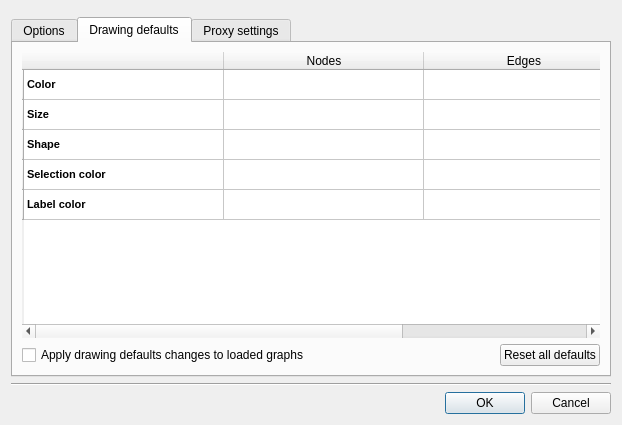
Before: the Qt Designer form software/talipot/designer/PreferencesDialog.ui in anlambert/tulip, drawn with Qt 5.
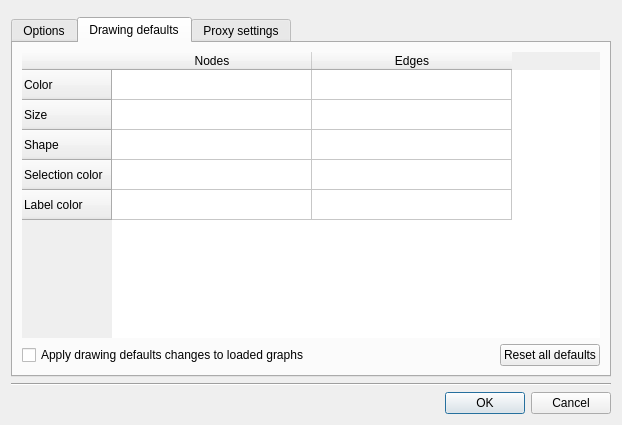
After: the same form once the commit is applied. The open tabs and pages were chosen to show the change. Icons and pictures are not drawn.

Commit message:
software: Improve some tables rendering
Ensure section headers are not highlighted when hovering them with the
mouse for plugin parameters and preferences tables.

Rework preferences table to have a vertical header instead of faking it.

Add miscellaneous qss tweaks.

The edit to the form file:
```diff
--- a/software/talipot/designer/PreferencesDialog.ui
+++ b/software/talipot/designer/PreferencesDialog.ui
@@ -289,7 +289,7 @@
             <bool>true</bool>
            </property>
            <property name="cornerButtonEnabled">
-            <bool>true</bool>
+            <bool>false</bool>
            </property>
            <attribute name="horizontalHeaderDefaultSectionSize">
             <number>200</number>
@@ -299,104 +299,39 @@
            </attribute>
            <row>
             <property name="text">
-             <string/>
-            </property>
-           </row>
-           <row>
-            <property name="text">
-             <string/>
-            </property>
-           </row>
-           <row>
-            <property name="text">
-             <string/>
-            </property>
-           </row>
-           <row>
-            <property name="text">
-             <string/>
-            </property>
-           </row>
-           <row>
-            <property name="text">
-             <string/>
-            </property>
-           </row>
-           <column>
-            <property name="text">
-             <string/>
-            </property>
-           </column>
-           <column>
-            <property name="text">
-             <string>Nodes</string>
-            </property>
-           </column>
-           <column>
-            <property name="text">
-             <string>Edges</string>
-            </property>
-           </column>
-           <item row="0" column="0">
-            <property name="text">
              <string>Color</string>
             </property>
-            <property name="font">
-             <font>
-              <pointsize>8</pointsize>
-              <weight>75</weight>
-              <bold>true</bold>
-             </font>
-            </property>
-           </item>
-           <item row="1" column="0">
+           </row>
+           <row>
             <property name="text">
              <string>Size</string>
             </property>
-            <property name="font">
-             <font>
-              <pointsize>8</pointsize>
-              <weight>75</weight>
-              <bold>true</bold>
-             </font>
-            </property>
-           </item>
-           <item row="2" column="0">
+           </row>
+           <row>
             <property name="text">
              <string>Shape</string>
             </property>
-            <property name="font">
-             <font>
-              <pointsize>8</pointsize>
-              <weight>75</weight>
-              <bold>true</bold>
-             </font>
-            </property>
-           </item>
-           <item row="3" column="0">
+           </row>
+           <row>
             <property name="text">
              <string>Selection color</string>
             </property>
-            <property name="font">
-             <font>
-              <pointsize>8</pointsize>
-              <weight>75</weight>
-              <bold>true</bold>
-             </font>
-            </property>
-           </item>
-           <item row="4" column="0">
+           </row>
+           <row>
             <property name="text">
              <string>Label color</string>
             </property>
-            <property name="font">
-             <font>
-              <pointsize>8</pointsize>
-              <weight>75</weight>
-              <bold>true</bold>
-             </font>
+           </row>
+           <column>
+            <property name="text">
+             <string>Nodes</string>
             </property>
-           </item>
+           </column>
+           <column>
+            <property name="text">
+             <string>Edges</string>
+            </property>
+           </column>
           </widget>
          </item>
         </layout>
```
Left out of the diff: 2 changed lines with no effect on the pictures. The commit also changes 2 other files.
